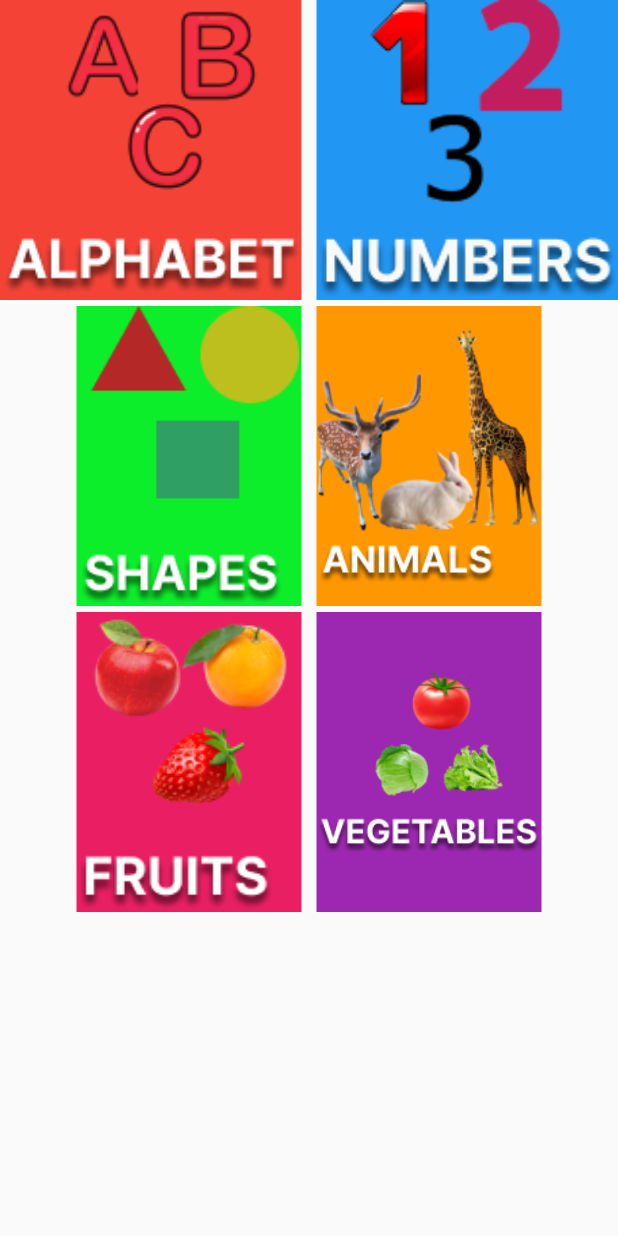
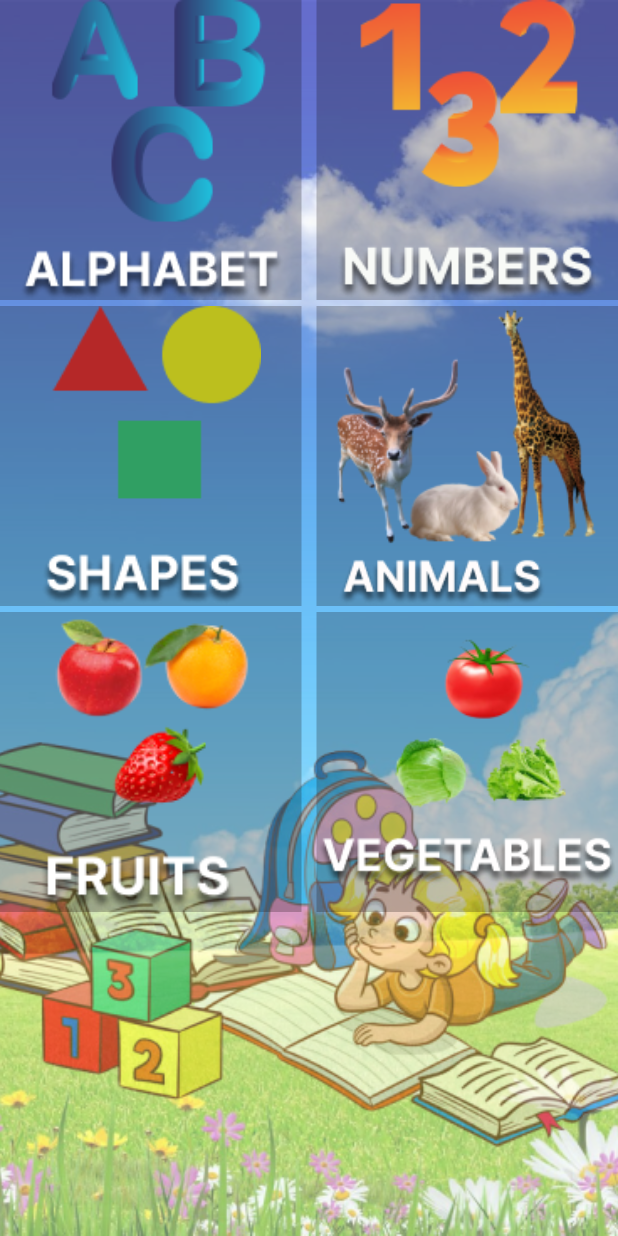
Before and after one commit to eliyas-abass/Kids-App, a Flutter app: the HomeScreen screen opened directly, on a phone screen of 412 x 824 dp. Run offline on Flutter 3.47's test engine with Material 2 defaults, Android fonts, the light colour scheme and no system bars.

```diff
--- a/lib/components/home_screen_card.dart
+++ b/lib/components/home_screen_card.dart
@@ -18,6 +18,7 @@ class HomeScreenCard extends StatelessWidget {
             image: AssetImage(backgroundImage),
             fit: BoxFit.contain,
           ),
-        ));
+        ),
+        );
   }
 }
--- a/lib/screens/home_screen.dart
+++ b/lib/screens/home_screen.dart
@@ -8,7 +8,13 @@ class HomeScreen extends StatelessWidget {
   @override
   Widget build(BuildContext context) {
     return Scaffold(
-      body: SafeArea(
+      body: Container(
+        decoration: const BoxDecoration(
+          image: DecorationImage(
+            image: AssetImage('assets/images/bg_background.png'),
+            fit: BoxFit.cover,
+          ),
+        ),
         child: ListView(
           children: [
             Row(
@@ -18,13 +24,13 @@ class HomeScreen extends StatelessWidget {
                   child: InkWell(
                     child: const HomeScreenCard(
                       backgroundImage: "assets/images/bg_alphabets.png",
-                    backgroundColor: Colors.red,
+                      backgroundColor: Color.fromARGB(63, 16, 8, 8),
                     ),
                     onTap: () => {
                       Navigator.of(context).push(
                         MaterialPageRoute(
                           builder: (context) => const MenuScreen(
-                          title: "alphabets",
+                            title: "ALPHABETS",
                           ),
                         ),
                       )
@@ -36,13 +42,13 @@ class HomeScreen extends StatelessWidget {
                   child: InkWell(
                     child: const HomeScreenCard(
                       backgroundImage: "assets/images/bg_numbers.png",
-                    backgroundColor: Colors.blue,
+                      backgroundColor: Color.fromARGB(63, 16, 8, 8),
                     ),
                     onTap: () => {
                       Navigator.of(context).push(
                         MaterialPageRoute(
                           builder: (context) => const MenuScreen(
-                          title: "numbers",
+                            title: "NUMBERS",
                           ),
                         ),
                       )
@@ -55,36 +61,40 @@ class HomeScreen extends StatelessWidget {
             Row(
               mainAxisAlignment: MainAxisAlignment.center,
               children: [
-              InkWell(
+                Expanded(
+                  child: InkWell(
                     child: const HomeScreenCard(
                       backgroundImage: "assets/images/bg_shapes.png",
-                  backgroundColor: Color.fromARGB(255, 12, 238, 42),
+                      backgroundColor: Color.fromARGB(63, 16, 8, 8),
                     ),
                     onTap: () => {
                       Navigator.of(context).push(
                         MaterialPageRoute(
                           builder: (context) => const MenuScreen(
-                        title: "shapes",
+                            title: "SHAPES",
                           ),
                         ),
                       )
                     },
                   ),
+                ),
                 createnewSizedBox(),
-              InkWell(
+                Expanded(
+                  child: InkWell(
                     child: const HomeScreenCard(
                       backgroundImage: "assets/images/bg_animals.png",
-                  backgroundColor: Colors.orange,
+                      backgroundColor: Color.fromARGB(63, 16, 8, 8),
                     ),
                     onTap: () => {
                       Navigator.of(context).push(
                         MaterialPageRoute(
                           builder: (context) => const MenuScreen(
-                        title: "animals",
+                            title: "ANIMALS",
                           ),
                         ),
                       )
                     },
+                  ),
                 ),
               ],
             ),
@@ -92,41 +102,46 @@ class HomeScreen extends StatelessWidget {
             Row(
               mainAxisAlignment: MainAxisAlignment.center,
               children: [
-              InkWell(
+                Expanded(
+                  child: InkWell(
                     child: const HomeScreenCard(
                       backgroundImage: "assets/images/bg_fruits.png",
-                  backgroundColor: Colors.pink,
+                      backgroundColor: Color.fromARGB(63, 16, 8, 8),
                     ),
                     onTap: () => {
                       Navigator.of(context).push(
                         MaterialPageRoute(
                           builder: (context) => const MenuScreen(
-                        title: "fruits",
+                            title: "FRUITS",
                           ),
                         ),
                       )
                     },
                   ),
+                ),
                 createnewSizedBox(),
-              InkWell(
+                Expanded(
+                  child: InkWell(
                     child: const HomeScreenCard(
                       backgroundImage: "assets/images/bg_vegetables.png",
-                  backgroundColor: Colors.purple,
+                      backgroundColor: Color.fromARGB(63, 16, 8, 8),
                     ),
                     onTap: () => {
                       Navigator.of(context).push(
                         MaterialPageRoute(
                           builder: (context) => const MenuScreen(
-                        title: "vegetables",
+                            title: "VEGETABLES",
                           ),
                         ),
                       )
                     },
                   ),
+                ),
               ],
             ),
           ],
-      )),
+        ),
+      ),
     );
   }
 
--- /dev/null
+++ b/lib/screens/letters_screen.dart
@@ -0,0 +1,13 @@
+import 'package:flutter/material.dart';
+
+class LettersScreen extends StatelessWidget {
+  const LettersScreen({Key? key, required String title}) : super(key: key);
+
+  @override
+  Widget build(BuildContext context) {
+    return MaterialApp(
+      home: const Scaffold(
+        ),
+    );
+  }
+}
```
Also changed, not shown: lib/screens/alphabets_screen.dart (+58 -2 lines), lib/screens/menu_screen.dart (+20 -2 lines), lib/screens/tracing_screen.dart (added, +12 -0 lines), assets/images/bg_alphabets.png, assets/images/bg_background.png (added), assets/images/bg_lettera.png (added), assets/images/bg_letterb.png (added), assets/images/bg_letterc.png (added), assets/images/bg_letterd.png (added), assets/images/bg_lettere.png (added), assets/images/bg_letterf.png (added), assets/images/bg_numbers.png. Lines whose indentation alone changed are shown as unchanged.
